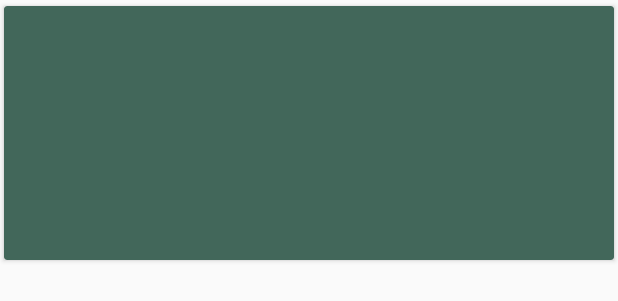
After one commit to Faria-Binte-Kader/OMNISHEBA, an Android app: the layout singlerow.xml on its own in the app's theme, with its tools: preview values and no code run, on a phone screen of 412 x 824 dp. The commit adds this screen. Shown: the top 301 px of the screen. Run offline under Robolectric (Android 15) with nearby library versions, the phone set to English and light mode, and no system bars.

Commit message:
recyclerview

```diff
--- a/app/build.gradle
+++ b/app/build.gradle
@@ -31,8 +31,11 @@ dependencies {
     implementation 'androidx.constraintlayout:constraintlayout:2.0.4'
     implementation 'com.google.firebase:firebase-auth:20.0.1'
     implementation 'com.google.firebase:firebase-firestore:22.0.1'
+    implementation 'com.firebaseui:firebase-ui-database:6.2.1'
     testImplementation 'junit:junit:4.12'
     androidTestImplementation 'androidx.test.ext:junit:1.1.2'
     androidTestImplementation 'androidx.test.espresso:espresso-core:3.3.0'
+    implementation 'androidx.recyclerview:recyclerview:1.1.0'
+    implementation 'androidx.cardview:cardview:1.0.0'
     implementation 'com.google.android.material:material:1.2.1'
 }
--- a/app/src/main/java/com/example/omnisheba/Person.java
+++ b/app/src/main/java/com/example/omnisheba/Person.java
@@ -1,7 +1,7 @@
 package com.example.omnisheba;
 
 public class Person {
-    private String name;
+    private static String name;
     private String email;
     private String password;
     private String conPassword;
@@ -31,7 +31,7 @@ public class Person {
         description = des;
     }
 
-    public String getName() {
+    public static String getName() {
         return name;
     }
 
--- a/app/src/main/res/layout/fragment_search.xml
+++ b/app/src/main/res/layout/fragment_search.xml
@@ -76,5 +76,10 @@
         android:layout_gravity="center"
         />
 
+    <androidx.recyclerview.widget.RecyclerView
+        android:id="@+id/recview"
+        android:layout_width="wrap_content"
+        android:layout_height="wrap_content"/>
+
 
 </LinearLayout>
--- /dev/null
+++ b/app/src/main/res/layout/singlerow.xml
@@ -0,0 +1,56 @@
+<?xml version="1.0" encoding="utf-8"?>
+<androidx.cardview.widget.CardView xmlns:android="http://schemas.android.com/apk/res/android"
+    android:layout_width="match_parent"
+    android:layout_height="wrap_content"
+    xmlns:app="http://schemas.android.com/apk/res-auto"
+    app:cardBackgroundColor="@color/colorPrimaryDark"
+    android:background="@color/dark"
+    app:cardUseCompatPadding="true">
+
+    <RelativeLayout
+        android:layout_width="match_parent"
+        android:layout_height="wrap_content"
+        android:padding="15dp">
+
+    <TextView
+            android:layout_width="match_parent"
+            android:layout_height="wrap_content"
+            android:id="@+id/name"
+            android:textStyle="bold"
+            android:textSize="25dp"
+            android:textColor="@color/white"
+            android:layout_marginLeft="10dp"/>
+
+    <TextView
+        android:layout_width="match_parent"
+        android:layout_height="wrap_content"
+        android:id="@+id/hospital"
+        android:textStyle="bold"
+        android:textSize="25dp"
+        android:textColor="@color/white"
+        android:layout_below="@id/name"
+        android:layout_marginLeft="10dp"/>
+
+    <TextView
+        android:layout_width="match_parent"
+        android:layout_height="wrap_content"
+        android:id="@+id/location"
+        android:textStyle="bold"
+        android:textSize="25dp"
+        android:textColor="@color/white"
+        android:layout_below="@id/hospital"
+        android:layout_marginLeft="10dp"/>
+
+    <TextView
+        android:layout_width="match_parent"
+        android:layout_height="wrap_content"
+        android:id="@+id/specialty"
+        android:textStyle="bold"
+        android:textSize="25dp"
+        android:textColor="@color/white"
+        android:layout_below="@id/location"
+        android:layout_marginLeft="10dp"/>
+
+    </RelativeLayout>
+
+</androidx.cardview.widget.CardView>
```
Also changed, not shown: app/src/main/java/com/example/omnisheba/Doctor.java (+9 -9 lines), app/src/main/java/com/example/omnisheba/DoctorAdapter.java (added, +51 -0 lines), app/src/main/java/com/example/omnisheba/SearchFragment.java (+61 -1 lines), app/src/main/java/com/example/omnisheba/signup_doctor.java (+18 -0 lines).
